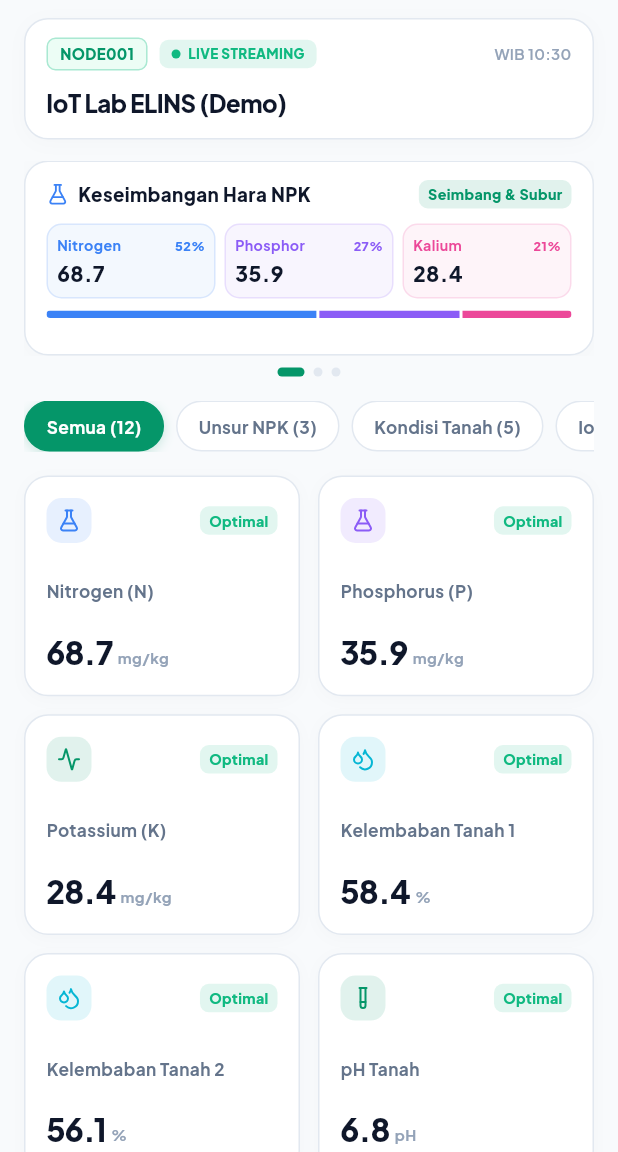
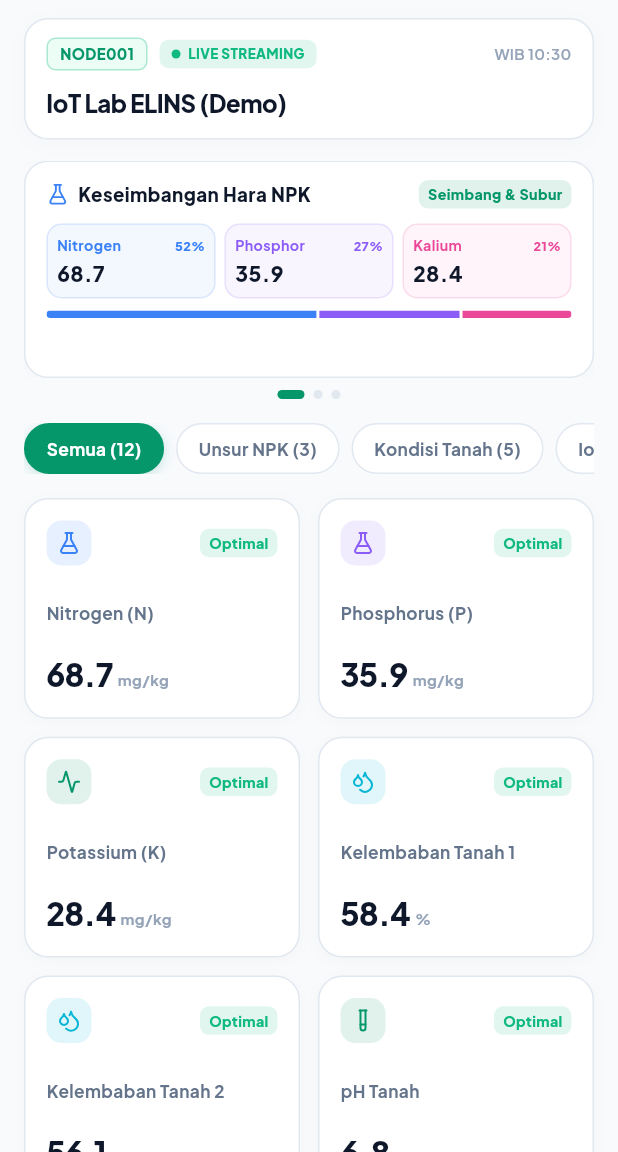
Before and after one commit to hanifnugrahaa/gconnect2026-mobile, a Flutter app: the DashboardScreen screen opened directly, on a phone screen of 412 x 824 dp, the part 84-1236 px from its top. Run offline on Flutter 3.47's test engine with Material 3 defaults, Android fonts, the phone set to English and light mode, and no system bars; our stand-ins replace fl_chart, flutter_map, flutter_riverpod, flutter_secure_storage, google_fonts, latlong2 and 2 more; accounts and stored records are empty; network calls fail.

Commit message:
fix(dashboard): expand hero carousel height and optimize sensor category filter pills

```diff
--- a/lib/presentation/screens/dashboard_screen.dart
+++ b/lib/presentation/screens/dashboard_screen.dart
@@ -106,7 +106,7 @@ class _DashboardScreenState extends ConsumerState<DashboardScreen> {
                     // 2. Three Top Executive Hero KPI Cards (Interactive Carousel)
                     if (selectedNode != null) ...[
                       SizedBox(
-                        height: 130,
+                        height: 145,
                         child: PageView(
                           controller: _pageController,
                           onPageChanged: (idx) => setState(() => _heroCardIndex = idx),
--- a/lib/presentation/screens/guest_dashboard_screen.dart
+++ b/lib/presentation/screens/guest_dashboard_screen.dart
@@ -166,7 +166,7 @@ class _GuestDashboardScreenState extends ConsumerState<GuestDashboardScreen> {
                     // 2. Three Top Executive Hero KPI Cards (Interactive Carousel)
                     if (selectedNode != null) ...[
                       SizedBox(
-                        height: 130,
+                        height: 145,
                         child: PageView(
                           controller: _pageController,
                           onPageChanged: (idx) => setState(() => _heroCardIndex = idx),
```
